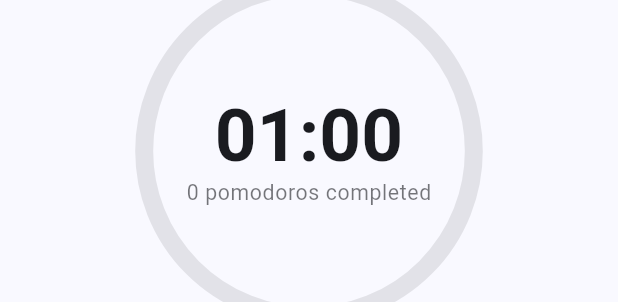
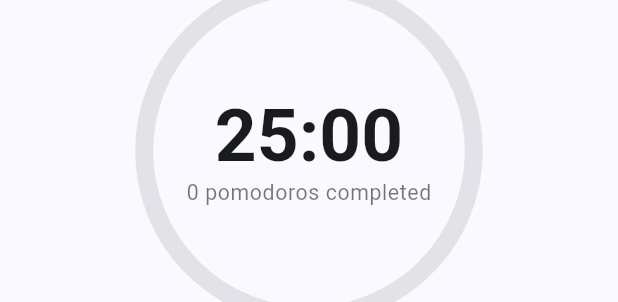
Before and after one commit to Ahmed4r/todoapp, a Flutter app: the PomodoroTimer widget shown alone on an empty page, opened directly with empty values, on a phone screen of 412 x 824 dp. Shown: the part 178-480 px from the top of the screen. Run offline on Flutter 3.47's test engine with Material 3 defaults, Android fonts, the phone set to English and light mode, and no system bars; our stand-ins replace flutter_screenutil, shared_preferences; accounts and stored records are empty; Roboto replaces fonts that are missing (SF Pro Display); statements that could not run were skipped.

Commit message:
fix: correct default focus duration and improve break time controls in Pomodoro timer

```diff
--- a/lib/services/pomodoro_service.dart
+++ b/lib/services/pomodoro_service.dart
@@ -20,7 +20,7 @@ class PomodoroSession {
     required this.id,
     required this.task,
     required this.startTime,
-    this.focusDuration = 1 * 60, // 25 minutes in seconds
+    this.focusDuration = 25 * 60, // 25 minutes in seconds
     this.breakDuration = 5 * 60, // 5 minutes in seconds
     this.completedPomodoros = 0,
     this.totalFocusTimeInSeconds = 0,
@@ -60,7 +60,7 @@ class PomodoroService extends ChangeNotifier {
       id: DateTime.now().millisecondsSinceEpoch.toString(),
       task: task,
       startTime: DateTime.now(),
-      focusDuration: focusDuration ?? (1 * 60), // 25 minutes in seconds
+      focusDuration: focusDuration ?? (25 * 60), // 25 minutes in seconds
       breakDuration: breakDuration ?? (5 * 60), // 5 minute in seconds
     );
     _remainingSeconds = _currentSession!.focusDuration;
--- a/lib/widgets/pomodoro_timer.dart
+++ b/lib/widgets/pomodoro_timer.dart
@@ -221,6 +221,18 @@ class _PomodoroTimerState extends State<PomodoroTimer>
   }
 
   Widget _buildControls() {
+    // For break time, only show the skip button centered
+    if (_pomodoroService.state == PomodoroState.break_time) {
+      return Center(
+        child: _buildControlButton(
+          icon: Icons.skip_next_rounded,
+          color: Colors.blue,
+          onPressed: _pomodoroService.skipBreak,
+        ),
+      );
+    }
+
+    // For other states, show the regular controls
     return Row(
       mainAxisAlignment: MainAxisAlignment.center,
       children: [
@@ -238,20 +250,11 @@ class _PomodoroTimerState extends State<PomodoroTimer>
             onPressed: _pomodoroService.pause,
           ),
         SizedBox(width: 16.w),
-        if (_pomodoroService.state != PomodoroState.break_time)
-          _buildControlButton(
-            icon: Icons.stop_rounded,
-            color: Colors.red,
-            onPressed: () => _showStopConfirmation(context),
-          ),
-        if (_pomodoroService.state == PomodoroState.break_time) ...[
-          SizedBox(width: 16.w),
-          _buildControlButton(
-            icon: Icons.skip_next_rounded,
-            color: Colors.blue,
-            onPressed: _pomodoroService.skipBreak,
-          ),
-        ],
+        _buildControlButton(
+          icon: Icons.stop_rounded,
+          color: Colors.red,
+          onPressed: () => _showStopConfirmation(context),
+        ),
       ],
     );
   }
```
